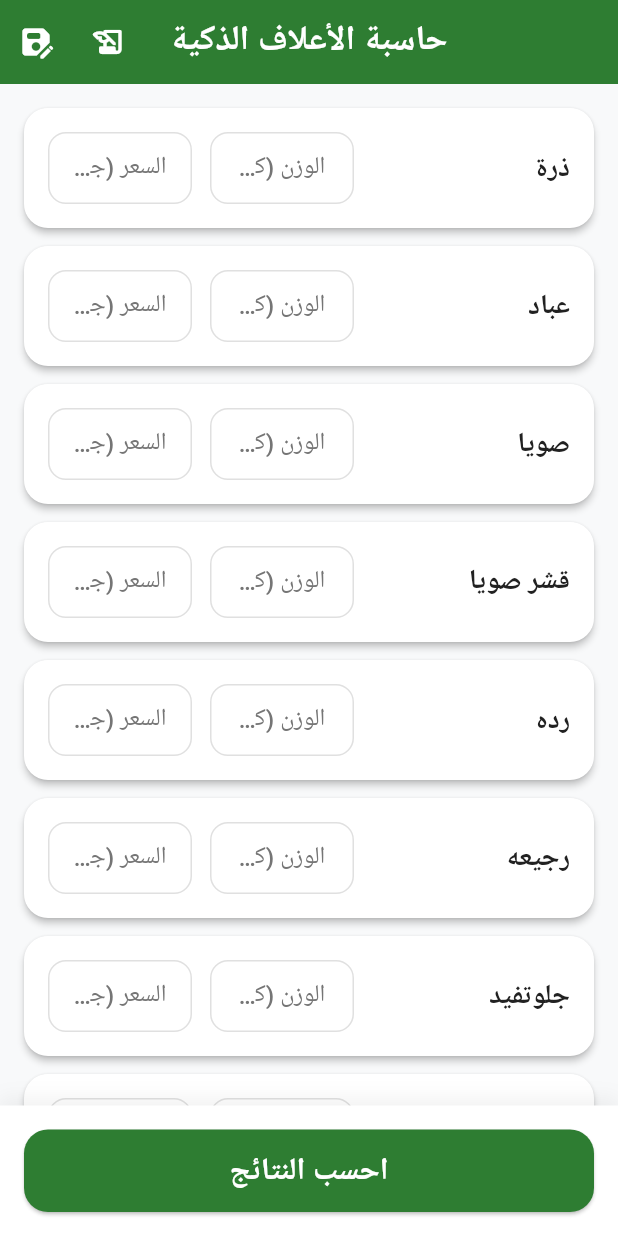
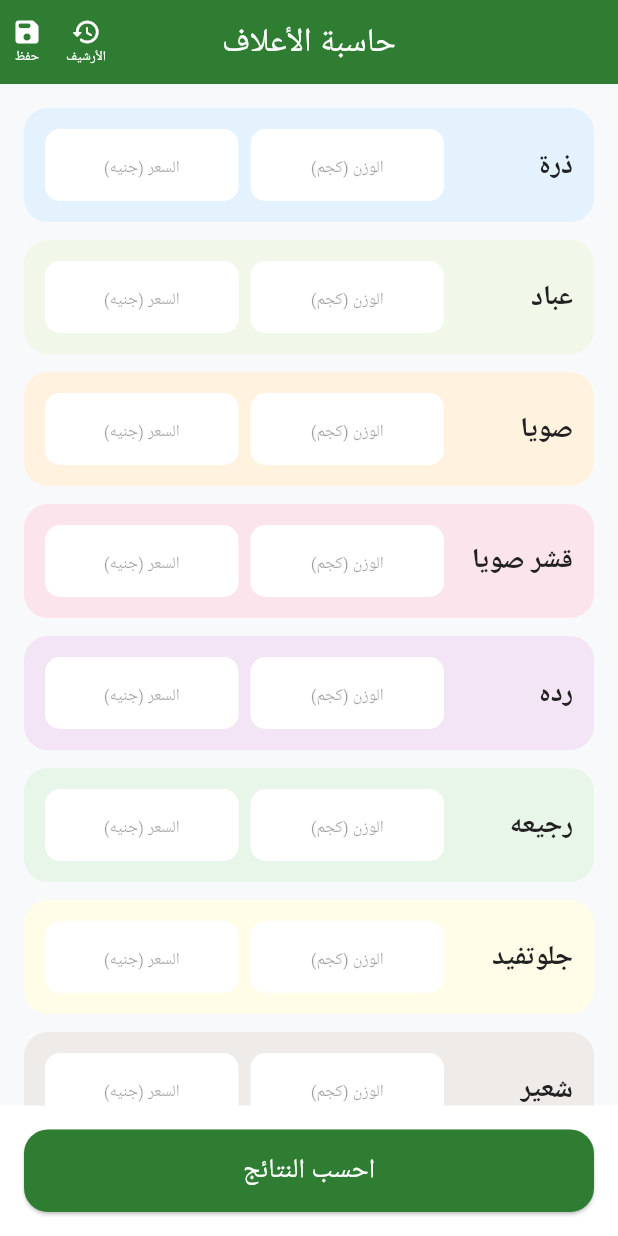
Before and after one commit to SalahHassan202/flutter-smart-feed-app, a Flutter app: the screen it shows after launch, after a tap on "احسب النتائج", on a phone screen of 412 x 824 dp. Run offline on Flutter 3.47's test engine with Material 3 defaults, Android fonts, the phone set to English and light mode, and no system bars; our stand-ins replace flutter_bloc, flutter_screenutil, screenshot, shared_preferences; missing offline and left inert: gal; Roboto replaces fonts that are missing (Cairo).

Commit message:
refactor: enhance app ui

```diff
--- a/lib/features/calculator/ui/calculator_screen.dart
+++ b/lib/features/calculator/ui/calculator_screen.dart
@@ -1,15 +1,13 @@
 import 'package:flutter/material.dart';
 import 'package:flutter_bloc/flutter_bloc.dart';
-import 'package:screenshot/screenshot.dart';
-import 'package:smart_feed_app/features/calculator/ui/widgets/results_bottom_sheet.dart';
 import '../../../core/constants/app_constants.dart';
-import '../../../core/constants/app_strings.dart';
 import '../../../core/constants/app_colors.dart';
 import '../../../core/constants/app_styles.dart';
 import '../data/models/ingredient_model.dart';
 import '../logic/calculator_cubit.dart';
 import '../logic/calculator_state.dart';
 import '../../history/ui/history_screen.dart';
+import 'widgets/results_bottom_sheet.dart';
 
 class CalculatorScreen extends StatefulWidget {
   const CalculatorScreen({super.key});
@@ -19,7 +17,6 @@ class CalculatorScreen extends StatefulWidget {
 }
 
 class _CalculatorScreenState extends State<CalculatorScreen> {
-  final ScreenshotController screenshotController = ScreenshotController();
   late List<IngredientModel> ingredients;
   late List<TextEditingController> weightControllers;
   late List<TextEditingController> priceControllers;
@@ -27,10 +24,13 @@ class _CalculatorScreenState extends State<CalculatorScreen> {
   @override
   void initState() {
     super.initState();
+    _initData();
+  }
+
+  void _initData() {
     ingredients = AppConstants.proteinMap.entries
         .map((e) => IngredientModel(name: e.key, proteinPercentage: e.value))
         .toList();
-
     weightControllers = List.generate(
       ingredients.length,
       (index) => TextEditingController(),
@@ -41,15 +41,45 @@ class _CalculatorScreenState extends State<CalculatorScreen> {
     );
   }
 
-  @override
-  void dispose() {
-    for (var controller in weightControllers) {
-      controller.dispose();
+  void _loadOldMix(Map<String, dynamic> mixData) {
+    List<dynamic> savedIngredients = mixData['ingredients'];
+    for (int i = 0; i < ingredients.length; i++) {
+      var match = savedIngredients.firstWhere(
+        (element) => element['name'] == ingredients[i].name,
+        orElse: () => null,
+      );
+      if (match != null) {
+        weightControllers[i].text = match['weight'].toString();
+        priceControllers[i].text = match['price'].toString();
       }
-    for (var controller in priceControllers) {
-      controller.dispose();
     }
-    super.dispose();
+    _onCalculate();
+  }
+
+  void _updateIngredientsData() {
+    for (int i = 0; i < ingredients.length; i++) {
+      ingredients[i].weight = double.tryParse(weightControllers[i].text) ?? 0.0;
+      ingredients[i].price = double.tryParse(priceControllers[i].text) ?? 0.0;
+    }
+  }
+
+  void _onCalculate() {
+    _updateIngredientsData();
+    context.read<CalculatorCubit>().calculateMix(ingredients);
+    final state = context.read<CalculatorCubit>().state;
+    if (state is CalculatorResults) {
+      showModalBottomSheet(
+        context: context,
+        isScrollControlled: true,
+        backgroundColor: Colors.transparent,
+        builder: (context) => ResultsBottomSheet(
+          totalCost: state.totalCost,
+          totalWeight: state.totalWeight,
+          avgPrice: state.avgPrice,
+          avgProtein: state.avgProtein,
+        ),
+      );
+    }
   }
 
   void _onSave() {
@@ -58,7 +88,7 @@ class _CalculatorScreenState extends State<CalculatorScreen> {
       builder: (context) {
         final controller = TextEditingController();
         return AlertDialog(
-          title: Text('حفظ الخلطة', style: AppStyles.font20Bold),
+          title: const Text('حفظ الخلطة'),
           content: TextField(
             controller: controller,
             decoration: const InputDecoration(hintText: 'أدخل اسم الخلطة'),
@@ -77,9 +107,6 @@ class _CalculatorScreenState extends State<CalculatorScreen> {
                     ingredients,
                   );
                   Navigator.pop(context);
-                  ScaffoldMessenger.of(context).showSnackBar(
-                    const SnackBar(content: Text('تم الحفظ بنجاح')),
-                  );
                 }
               },
               child: const Text('حفظ'),
@@ -90,125 +117,79 @@ class _CalculatorScreenState extends State<CalculatorScreen> {
     );
   }
 
-  void _updateIngredientsData() {
-    for (int i = 0; i < ingredients.length; i++) {
-      ingredients[i].weight = double.tryParse(weightControllers[i].text) ?? 0.0;
-      ingredients[i].price = double.tryParse(priceControllers[i].text) ?? 0.0;
-    }
-  }
-
-  void _onCalculate() {
-    _updateIngredientsData();
-    context.read<CalculatorCubit>().calculateMix(ingredients);
-
-    final state = context.read<CalculatorCubit>().state;
-    if (state is CalculatorResults) {
-      showModalBottomSheet(
-        context: context,
-        isScrollControlled: true,
-        backgroundColor: Colors.transparent,
-        builder: (context) => ResultsBottomSheet(
-          totalCost: state.totalCost,
-          totalWeight: state.totalWeight,
-          avgPrice: state.avgPrice,
-          avgProtein: state.avgProtein,
-        ),
-      );
-    }
-  }
-
   @override
   Widget build(BuildContext context) {
     return Scaffold(
       backgroundColor: AppColors.background,
       appBar: AppBar(
-        title: Text(
-          AppStrings.appTitle,
-          style: AppStyles.font20Bold.copyWith(color: AppColors.white),
+        title: const Text(
+          "حاسبة الأعلاف",
+          style: TextStyle(fontWeight: FontWeight.w500),
         ),
         backgroundColor: AppColors.primary,
         foregroundColor: AppColors.white,
         centerTitle: true,
         elevation: 0,
         actions: [
-          IconButton(
-            icon: const Icon(Icons.history_edu_rounded),
-            onPressed: () => Navigator.push(
+          _buildAppBarAction(Icons.history_rounded, "الأرشيف", () async {
+            final result = await Navigator.push(
               context,
               MaterialPageRoute(builder: (context) => const HistoryScreen()),
-            ),
-          ),
-          IconButton(
-            icon: const Icon(Icons.save_as_rounded),
-            onPressed: _onSave,
-          ),
+            );
+            if (result != null) _loadOldMix(result);
+          }),
+          _buildAppBarAction(Icons.save_rounded, "حفظ", _onSave),
         ],
       ),
       body: Column(
         children: [
           Expanded(
             child: ListView.builder(
-              padding: const EdgeInsets.fromLTRB(16, 16, 16, 0),
+              padding: const EdgeInsets.all(16),
               itemCount: ingredients.length,
               itemBuilder: (context, index) {
-                return Card(
-                  color: AppColors.cardBg,
+                Color itemColor = AppColors
+                    .pastelColors[index % AppColors.pastelColors.length];
+                return Container(
                   margin: const EdgeInsets.only(bottom: 12),
-                  elevation: 2,
-                  shape: RoundedRectangleBorder(
+                  padding: const EdgeInsets.all(14),
+                  decoration: BoxDecoration(
+                    color: itemColor,
                     borderRadius: BorderRadius.circular(16),
                   ),
-                  child: Padding(
-                    padding: const EdgeInsets.all(16),
                   child: Row(
                     children: [
                       Expanded(
-                          flex: 3,
+                        flex: 2,
                         child: Text(
                           ingredients[index].name,
-                            style: AppStyles.font16SemiBold.copyWith(
-                              color: AppColors.textPrimary,
-                            ),
+                          style: AppStyles.font16SemiBold,
                         ),
                       ),
                       Expanded(
-                          flex: 2,
-                          child: _buildTextField(
+                        flex: 3,
+                        child: _buildInput(
                           weightControllers[index],
-                            AppStrings.weight,
-                            '0.0',
+                          "الوزن (كجم)",
                         ),
                       ),
-                        const SizedBox(width: 12),
+                      const SizedBox(width: 8),
                       Expanded(
-                          flex: 2,
-                          child: _buildTextField(
+                        flex: 3,
+                        child: _buildInput(
                           priceControllers[index],
-                            AppStrings.price,
-                            '0.0',
+                          "السعر (جنيه)",
                         ),
                       ),
                     ],
-                    ),
                   ),
                 );
               },
             ),
           ),
           Container(
-            padding: const EdgeInsets.all(16.0),
-            decoration: BoxDecoration(
-              color: AppColors.cardBg,
-              boxShadow: [
-                // ignore: deprecated_member_use
-                BoxShadow(
-                  // ignore: deprecated_member_use
-                  color: Colors.black.withOpacity(0.05),
-                  blurRadius: 10,
-                  offset: const Offset(0, -5),
-                ),
-              ],
-            ),
+            padding: const EdgeInsets.all(16),
+            color: Colors.white,
             child: ElevatedButton(
               onPressed: _onCalculate,
               style: ElevatedButton.styleFrom(
@@ -218,9 +199,9 @@ class _CalculatorScreenState extends State<CalculatorScreen> {
                   borderRadius: BorderRadius.circular(16),
                 ),
               ),
-              child: Text(
-                AppStrings.calculate,
-                style: AppStyles.font18WhiteBold,
+              child: const Text(
+                "احسب النتائج",
+                style: TextStyle(color: Colors.white, fontSize: 18),
               ),
             ),
           ),
@@ -229,44 +210,36 @@ class _CalculatorScreenState extends State<CalculatorScreen> {
     );
   }
 
-  Widget _buildTextField(
-    TextEditingController controller,
-    String label,
-    String hint,
-  ) {
+  Widget _buildInput(TextEditingController controller, String hint) {
     return TextField(
       controller: controller,
       keyboardType: const TextInputType.numberWithOptions(decimal: true),
       textAlign: TextAlign.center,
-      style: AppStyles.font14Medium.copyWith(
-        color: AppColors.textPrimary,
-        fontWeight: FontWeight.bold,
+      decoration: InputDecoration(
+        hintText: hint,
+        hintStyle: const TextStyle(fontSize: 11, color: Colors.black38),
+        filled: true,
+        fillColor: Colors.white,
+        contentPadding: const EdgeInsets.symmetric(vertical: 8),
+        border: OutlineInputBorder(
+          borderRadius: BorderRadius.circular(10),
+          borderSide: BorderSide.none,
         ),
-      decoration: InputDecoration(
-        labelText: label,
-        labelStyle: AppStyles.font14Medium,
-        hintText: hint,
-        // ignore: deprecated_member_use
-        hintStyle: AppStyles.font14Medium.copyWith(
-          // ignore: deprecated_member_use
-          color: AppColors.textSecondary.withOpacity(0.5),
       ),
-        isDense: true,
-        contentPadding: const EdgeInsets.symmetric(
-          horizontal: 12,
-          vertical: 12,
-        ),
-        border: OutlineInputBorder(
-          borderRadius: BorderRadius.circular(12),
-          borderSide: const BorderSide(color: AppColors.border),
-        ),
-        enabledBorder: OutlineInputBorder(
-          borderRadius: BorderRadius.circular(12),
-          borderSide: const BorderSide(color: AppColors.border),
-        ),
-        focusedBorder: OutlineInputBorder(
-          borderRadius: BorderRadius.circular(12),
-          borderSide: const BorderSide(color: AppColors.primary, width: 2),
+    );
+  }
+
+  Widget _buildAppBarAction(IconData icon, String label, VoidCallback onTap) {
+    return InkWell(
+      onTap: onTap,
+      child: Padding(
+        padding: const EdgeInsets.symmetric(horizontal: 8),
+        child: Column(
+          mainAxisAlignment: MainAxisAlignment.center,
+          children: [
+            Icon(icon, size: 20),
+            Text(label, style: const TextStyle(fontSize: 9)),
+          ],
         ),
       ),
     );
```
Lines whose indentation alone changed are shown as unchanged.
